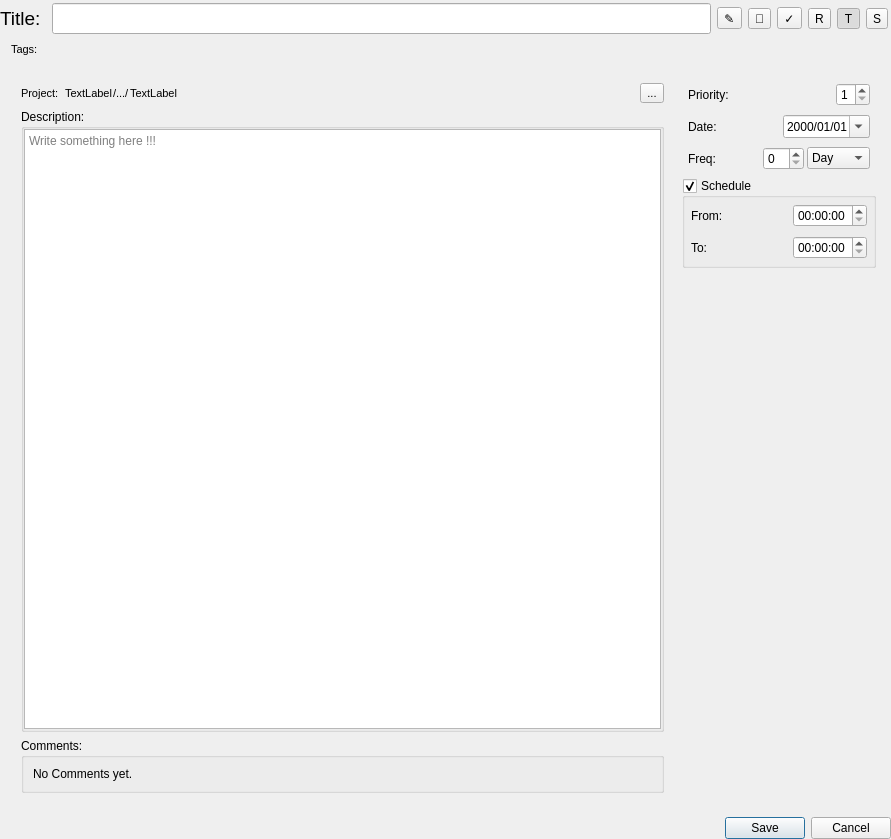
Qt form widgets/itemdetailwidget.ui (SeptemberHX/TodoManager) before a commit.
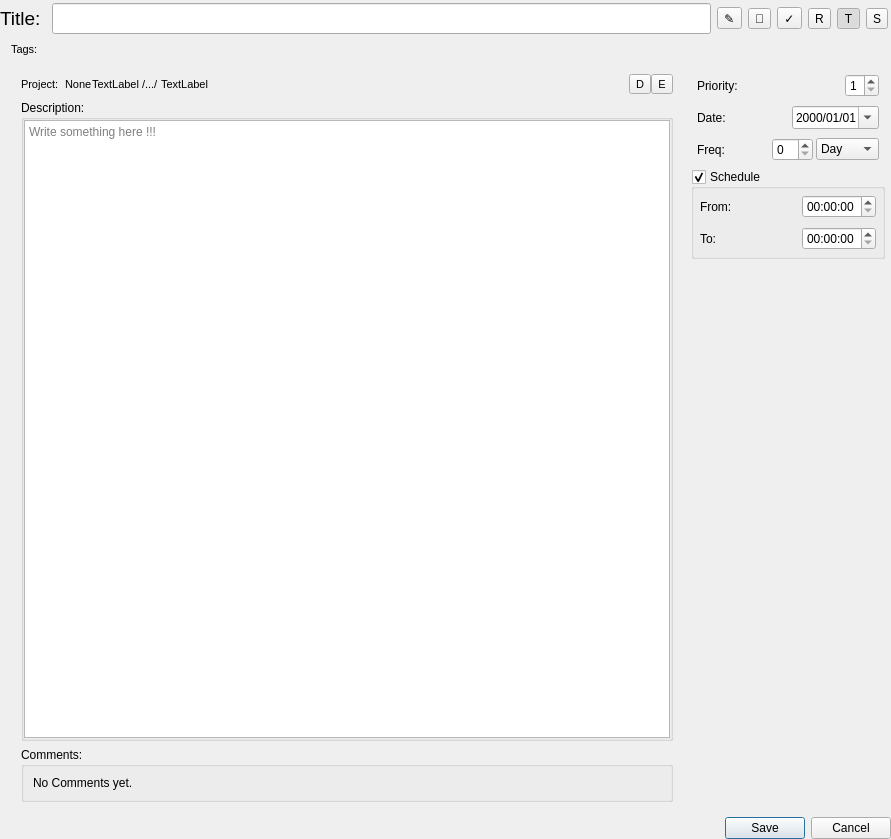
The same form after that commit.

Commit message: Change: DataCenter can udpate ItemDetail instead of ItemDetailDao now Add: UI design for editing group relation in ItemDetailWidget

Patch:
```diff
--- a/widgets/itemdetailwidget.ui
+++ b/widgets/itemdetailwidget.ui
@@ -242,6 +242,18 @@
    <item>
     <widget class="QWidget" name="widget_2" native="true">
      <layout class="QHBoxLayout" name="horizontalLayout_2">
+      <property name="spacing">
+       <number>0</number>
+      </property>
+      <property name="topMargin">
+       <number>0</number>
+      </property>
+      <property name="rightMargin">
+       <number>0</number>
+      </property>
+      <property name="bottomMargin">
+       <number>0</number>
+      </property>
       <item>
        <widget class="QWidget" name="widget_3" native="true">
         <layout class="QHBoxLayout" name="horizontalLayout_5">
@@ -314,6 +326,36 @@
                    </widget>
                   </item>
                   <item>
+                   <widget class="QLabel" name="noneLabel">
+                    <property name="font">
+                     <font>
+                      <pointsize>8</pointsize>
+                     </font>
+                    </property>
+                    <property name="text">
+                     <string>None</string>
+                    </property>
+                   </widget>
+                  </item>
+                  <item>
+                   <widget class="QWidget" name="pathWidget" native="true">
+                    <layout class="QHBoxLayout" name="horizontalLayout_13">
+                     <property name="spacing">
+                      <number>2</number>
+                     </property>
+                     <property name="leftMargin">
+                      <number>0</number>
+                     </property>
+                     <property name="topMargin">
+                      <number>0</number>
+                     </property>
+                     <property name="rightMargin">
+                      <number>0</number>
+                     </property>
+                     <property name="bottomMargin">
+                      <number>0</number>
+                     </property>
+                     <item>
                    <widget class="QLabel" name="rootProjectLabel">
                     <property name="font">
                      <font>
@@ -349,6 +391,9 @@
                     </property>
                    </widget>
                   </item>
+                    </layout>
+                   </widget>
+                  </item>
                   <item>
                    <spacer name="horizontalSpacer">
                     <property name="orientation">
@@ -363,15 +408,48 @@
                    </spacer>
                   </item>
                   <item>
-                   <widget class="QToolButton" name="toolButton">
+                   <widget class="QWidget" name="relationOperationWidget" native="true">
+                    <layout class="QHBoxLayout" name="horizontalLayout_14">
+                     <property name="spacing">
+                      <number>0</number>
+                     </property>
+                     <property name="leftMargin">
+                      <number>0</number>
+                     </property>
+                     <property name="topMargin">
+                      <number>0</number>
+                     </property>
+                     <property name="rightMargin">
+                      <number>0</number>
+                     </property>
+                     <property name="bottomMargin">
+                      <number>0</number>
+                     </property>
+                     <item>
+                      <widget class="QToolButton" name="deleteRelationToolButton">
                     <property name="font">
                      <font>
                       <pointsize>8</pointsize>
                      </font>
                     </property>
                     <property name="text">
-                     <string>...</string>
-                    </property>
+                        <string>D</string>
+                       </property>
+                      </widget>
+                     </item>
+                     <item>
+                      <widget class="QToolButton" name="editRelationToolButton">
+                       <property name="font">
+                        <font>
+                         <pointsize>8</pointsize>
+                        </font>
+                       </property>
+                       <property name="text">
+                        <string>E</string>
+                       </property>
+                      </widget>
+                     </item>
+                    </layout>
                    </widget>
                   </item>
                  </layout>
```
Lines whose indentation alone changed are shown as unchanged. The commit also changes 10 other files.
